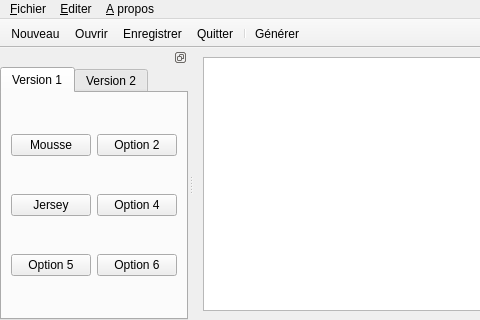
First picture: the form in interface/mainwindow.ui, repository TriComp/TriComp, before the edit; both pictures show x 0 to 480 and y 0 to 320 of the 704 by 559 pixel window.
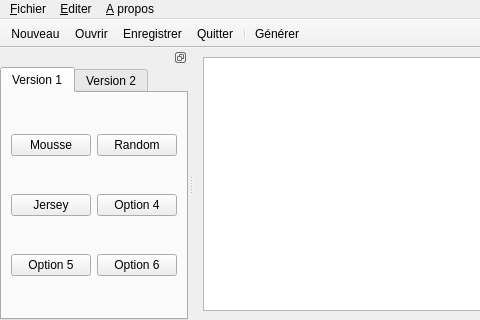
Second picture: the form after the edit. Icons and pictures are not drawn.

Commit message: boutton Random

The edit to the form file:
```diff
--- a/interface/mainwindow.ui
+++ b/interface/mainwindow.ui
@@ -188,7 +188,7 @@
              <item row="0" column="1">
               <widget class="QPushButton" name="pushButton_3">
                <property name="text">
-                <string>Option 2</string>
+                <string>Random</string>
                </property>
                <property name="checkable">
                 <bool>false</bool>
```
Left out of the diff: 50 changed lines with no effect on the pictures.
